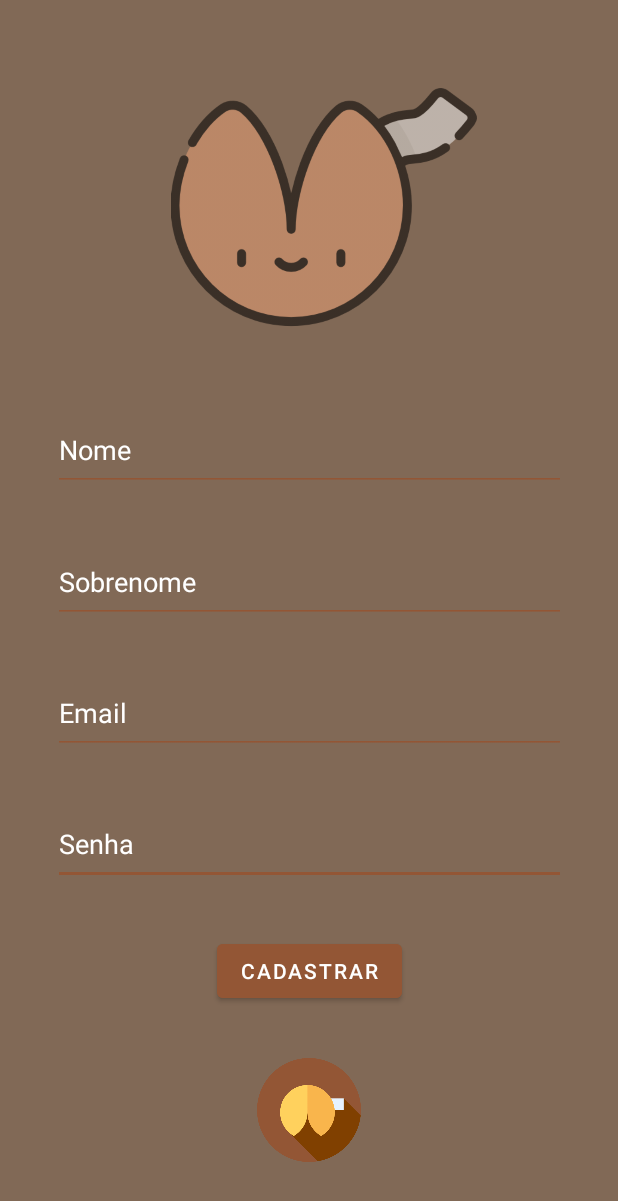
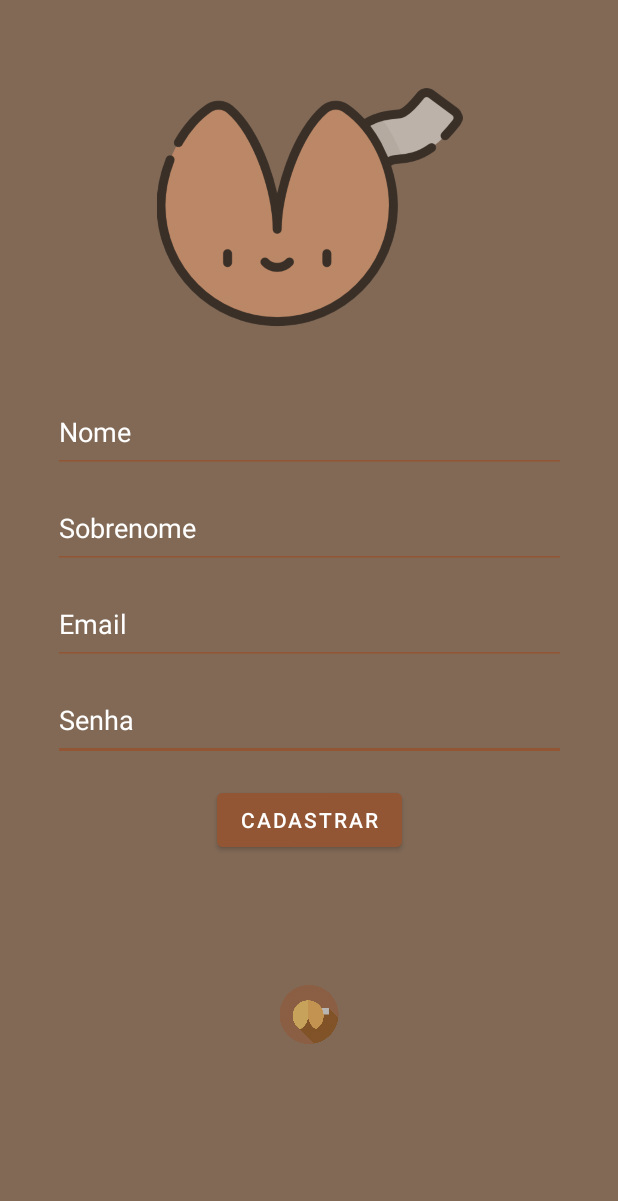
Before and after one commit to douglasvilela/BiscoitodaSorte, an Android app: the CadastrarActivity screen opened directly, with no data from a screen before it, on a phone screen of 412 x 824 dp. Shown: the top 1201 px of the screen. Run offline under Robolectric (Android 15) with nearby library versions, the light colour scheme and no system bars.

Commit message:
update tela cadastrar

```diff
--- a/app/src/main/res/layout/activity_cadastrar.xml
+++ b/app/src/main/res/layout/activity_cadastrar.xml
@@ -9,10 +9,10 @@
 
     <ImageView
         android:id="@+id/imageView7"
-        android:layout_width="76dp"
-        android:layout_height="69dp"
-        android:layout_marginBottom="16dp"
-        app:layout_constraintBottom_toBottomOf="parent"
+        android:layout_width="44dp"
+        android:layout_height="39dp"
+        android:layout_marginTop="86dp"
+        android:alpha="0.55"
         app:layout_constraintEnd_toEndOf="parent"
         app:layout_constraintHorizontal_bias="0.5"
         app:layout_constraintStart_toStartOf="parent"
@@ -26,7 +26,7 @@
         android:layout_marginTop="36dp"
         android:alpha="0.55"
         app:layout_constraintEnd_toEndOf="parent"
-        app:layout_constraintHorizontal_bias="0.56"
+        app:layout_constraintHorizontal_bias="0.5"
         app:layout_constraintStart_toStartOf="parent"
         app:layout_constraintTop_toTopOf="parent"
         app:srcCompat="@drawable/biscoitocadastro" />
@@ -35,10 +35,10 @@
         android:id="@+id/btnCadastroCadastrar"
         android:layout_width="wrap_content"
         android:layout_height="wrap_content"
+        android:layout_marginTop="15dp"
         android:backgroundTint="#935635"
         android:text="CADASTRAR"
         android:textColor="@color/white"
-        app:layout_constraintBottom_toTopOf="@+id/imageView7"
         app:layout_constraintEnd_toEndOf="parent"
         app:layout_constraintHorizontal_bias="0.5"
         app:layout_constraintStart_toStartOf="parent"
@@ -48,13 +48,13 @@
         android:id="@+id/edtCadastroSenha"
         android:layout_width="342dp"
         android:layout_height="54dp"
+        android:layout_marginTop="10dp"
         android:backgroundTint="#935635"
         android:ems="10"
         android:hint="Senha"
         android:inputType="textPassword"
         android:textColor="@color/white"
         android:textColorHint="@color/white"
-        app:layout_constraintBottom_toTopOf="@+id/btnCadastroCadastrar"
         app:layout_constraintEnd_toEndOf="parent"
         app:layout_constraintHorizontal_bias="0.5"
         app:layout_constraintStart_toStartOf="parent"
@@ -64,13 +64,13 @@
         android:id="@+id/edtCadastroEmail"
         android:layout_width="342dp"
         android:layout_height="54dp"
+        android:layout_marginTop="10dp"
         android:backgroundTint="#935635"
         android:ems="10"
         android:hint="Email"
         android:inputType="textEmailAddress"
         android:textColor="@color/white"
         android:textColorHint="@color/white"
-        app:layout_constraintBottom_toTopOf="@+id/edtCadastroSenha"
         app:layout_constraintEnd_toEndOf="parent"
         app:layout_constraintHorizontal_bias="0.5"
         app:layout_constraintStart_toStartOf="parent"
@@ -80,13 +80,13 @@
         android:id="@+id/edtCadastroSobrenome"
         android:layout_width="342dp"
         android:layout_height="54dp"
+        android:layout_marginTop="10dp"
         android:backgroundTint="#935635"
         android:ems="10"
         android:hint="Sobrenome"
         android:inputType="textPersonName"
         android:textColor="@color/white"
         android:textColorHint="@color/white"
-        app:layout_constraintBottom_toTopOf="@+id/edtCadastroEmail"
         app:layout_constraintEnd_toEndOf="parent"
         app:layout_constraintHorizontal_bias="0.5"
         app:layout_constraintStart_toStartOf="parent"
@@ -96,13 +96,13 @@
         android:id="@+id/edtCadastroNome"
         android:layout_width="342dp"
         android:layout_height="54dp"
+        android:layout_marginTop="21dp"
         android:backgroundTint="#935635"
         android:ems="10"
         android:hint="Nome"
         android:inputType="textPersonName"
         android:textColor="#FFFFFF"
         android:textColorHint="#FFFFFF"
-        app:layout_constraintBottom_toTopOf="@+id/edtCadastroSobrenome"
         app:layout_constraintEnd_toEndOf="parent"
         app:layout_constraintHorizontal_bias="0.5"
         app:layout_constraintStart_toStartOf="parent"
```
